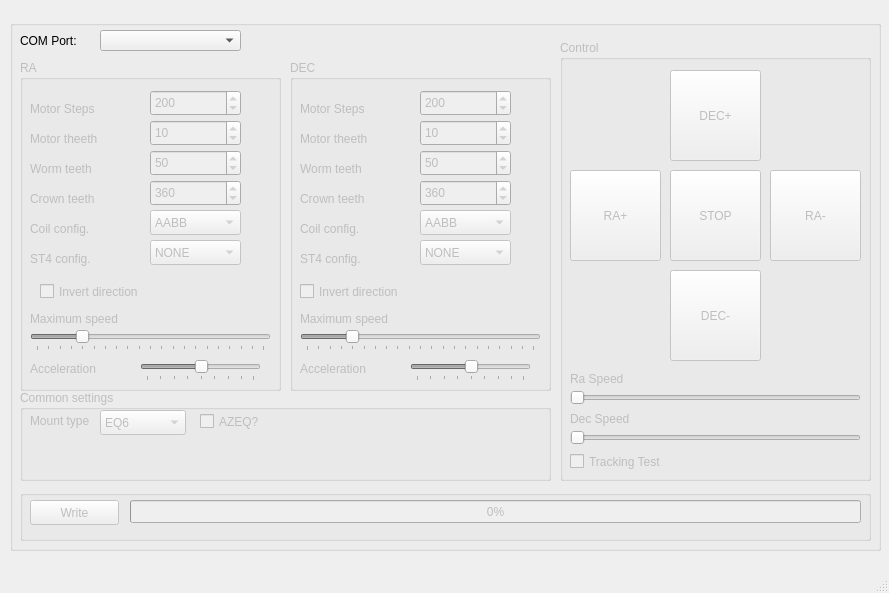
The window that mainwindow.ui (ahp-electronics/gt-configurator) describes before a commit, drawn with Qt 5.
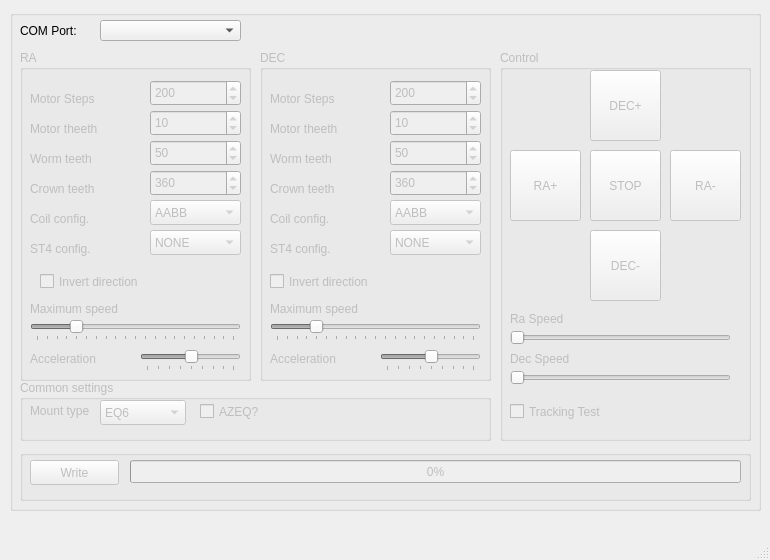
The same window after the commit.

```diff
--- a/mainwindow.ui
+++ b/mainwindow.ui
@@ -6,8 +6,8 @@
    <rect>
     <x>0</x>
     <y>0</y>
-    <width>889</width>
-    <height>593</height>
+    <width>770</width>
+    <height>560</height>
    </rect>
   </property>
   <property name="windowTitle">
@@ -21,9 +21,9 @@
     <property name="geometry">
      <rect>
       <x>10</x>
-      <y>20</y>
-      <width>871</width>
-      <height>531</height>
+      <y>10</y>
+      <width>751</width>
+      <height>501</height>
      </rect>
     </property>
     <property name="title">
@@ -37,7 +37,7 @@
       <rect>
        <x>10</x>
        <y>40</y>
-       <width>261</width>
+       <width>231</width>
        <height>331</height>
       </rect>
      </property>
@@ -248,7 +248,7 @@
        <rect>
         <x>10</x>
         <y>270</y>
-        <width>241</width>
+        <width>211</width>
         <height>21</height>
        </rect>
       </property>
@@ -276,7 +276,7 @@
        <rect>
         <x>120</x>
         <y>300</y>
-        <width>121</width>
+        <width>101</width>
         <height>21</height>
        </rect>
       </property>
@@ -343,8 +343,8 @@
      <property name="geometry">
       <rect>
        <x>10</x>
-       <y>470</y>
-       <width>851</width>
+       <y>440</y>
+       <width>731</width>
        <height>51</height>
       </rect>
      </property>
@@ -369,7 +369,7 @@
        <rect>
         <x>110</x>
         <y>10</y>
-        <width>731</width>
+        <width>611</width>
         <height>23</height>
        </rect>
       </property>
@@ -384,9 +384,9 @@
      </property>
      <property name="geometry">
       <rect>
-       <x>280</x>
+       <x>250</x>
        <y>40</y>
-       <width>261</width>
+       <width>231</width>
        <height>331</height>
       </rect>
      </property>
@@ -597,7 +597,7 @@
        <rect>
         <x>10</x>
         <y>270</y>
-        <width>241</width>
+        <width>211</width>
         <height>21</height>
        </rect>
       </property>
@@ -628,7 +628,7 @@
        <rect>
         <x>120</x>
         <y>300</y>
-        <width>121</width>
+        <width>101</width>
         <height>21</height>
        </rect>
       </property>
@@ -694,10 +694,10 @@
      </property>
      <property name="geometry">
       <rect>
-       <x>550</x>
-       <y>20</y>
-       <width>311</width>
-       <height>441</height>
+       <x>490</x>
+       <y>40</y>
+       <width>251</width>
+       <height>391</height>
       </rect>
      </property>
      <property name="title">
@@ -706,10 +706,10 @@
      <widget class="QPushButton" name="Dec_P">
       <property name="geometry">
        <rect>
-        <x>110</x>
-        <y>30</y>
-        <width>91</width>
-        <height>91</height>
+        <x>90</x>
+        <y>20</y>
+        <width>71</width>
+        <height>71</height>
        </rect>
       </property>
       <property name="text">
@@ -720,9 +720,9 @@
       <property name="geometry">
        <rect>
         <x>10</x>
-        <y>130</y>
-        <width>91</width>
-        <height>91</height>
+        <y>100</y>
+        <width>71</width>
+        <height>71</height>
        </rect>
       </property>
       <property name="text">
@@ -732,10 +732,10 @@
      <widget class="QPushButton" name="Ra_N">
       <property name="geometry">
        <rect>
-        <x>210</x>
-        <y>130</y>
-        <width>91</width>
-        <height>91</height>
+        <x>170</x>
+        <y>100</y>
+        <width>71</width>
+        <height>71</height>
        </rect>
       </property>
       <property name="text">
@@ -745,10 +745,10 @@
      <widget class="QPushButton" name="Stop">
       <property name="geometry">
        <rect>
-        <x>110</x>
-        <y>130</y>
-        <width>91</width>
-        <height>91</height>
+        <x>90</x>
+        <y>100</y>
+        <width>71</width>
+        <height>71</height>
        </rect>
       </property>
       <property name="text">
@@ -758,10 +758,10 @@
      <widget class="QPushButton" name="Dec_N">
       <property name="geometry">
        <rect>
-        <x>110</x>
-        <y>230</y>
-        <width>91</width>
-        <height>91</height>
+        <x>90</x>
+        <y>180</y>
+        <width>71</width>
+        <height>71</height>
        </rect>
       </property>
       <property name="text">
@@ -772,8 +772,8 @@
       <property name="geometry">
        <rect>
         <x>10</x>
-        <y>350</y>
-        <width>291</width>
+        <y>280</y>
+        <width>221</width>
         <height>16</height>
        </rect>
       </property>
@@ -785,7 +785,7 @@
       <property name="geometry">
        <rect>
         <x>10</x>
-        <y>330</y>
+        <y>260</y>
         <width>91</width>
         <height>17</height>
        </rect>
@@ -798,7 +798,7 @@
       <property name="geometry">
        <rect>
         <x>10</x>
-        <y>370</y>
+        <y>300</y>
         <width>91</width>
         <height>17</height>
        </rect>
@@ -811,8 +811,8 @@
       <property name="geometry">
        <rect>
         <x>10</x>
-        <y>390</y>
-        <width>291</width>
+        <y>320</y>
+        <width>221</width>
         <height>16</height>
        </rect>
       </property>
@@ -824,7 +824,7 @@
       <property name="geometry">
        <rect>
         <x>10</x>
-        <y>410</y>
+        <y>350</y>
         <width>141</width>
         <height>23</height>
        </rect>
@@ -842,8 +842,8 @@
       <rect>
        <x>10</x>
        <y>370</y>
-       <width>531</width>
-       <height>91</height>
+       <width>471</width>
+       <height>61</height>
       </rect>
      </property>
      <property name="title">
```
Left out of the diff: 2 changed lines with no effect on the pictures.
